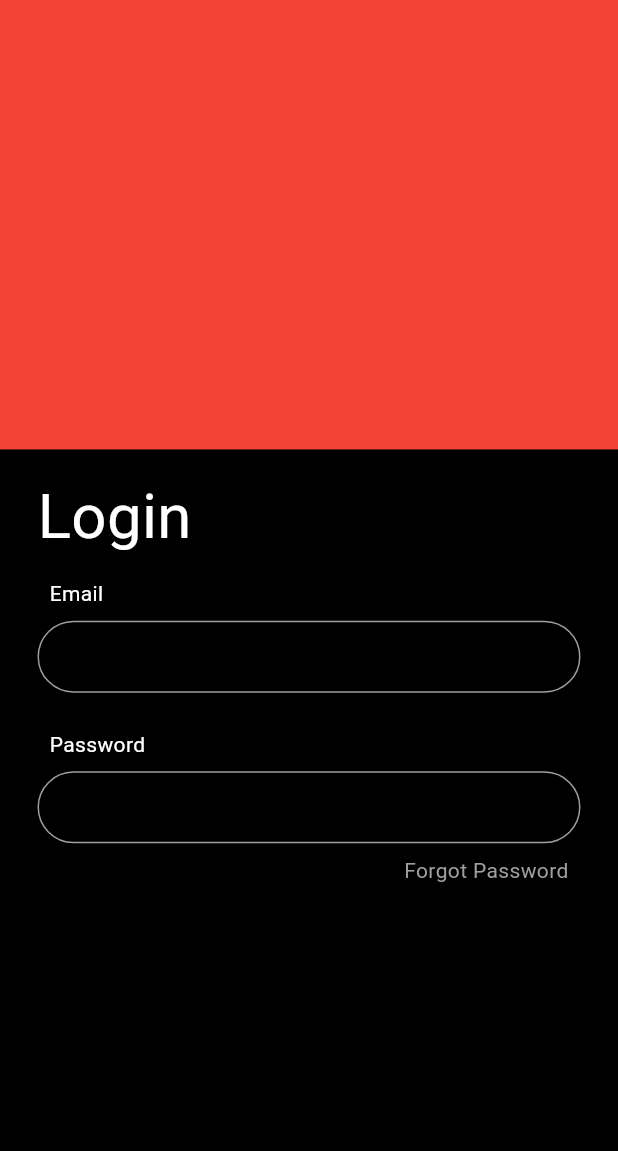
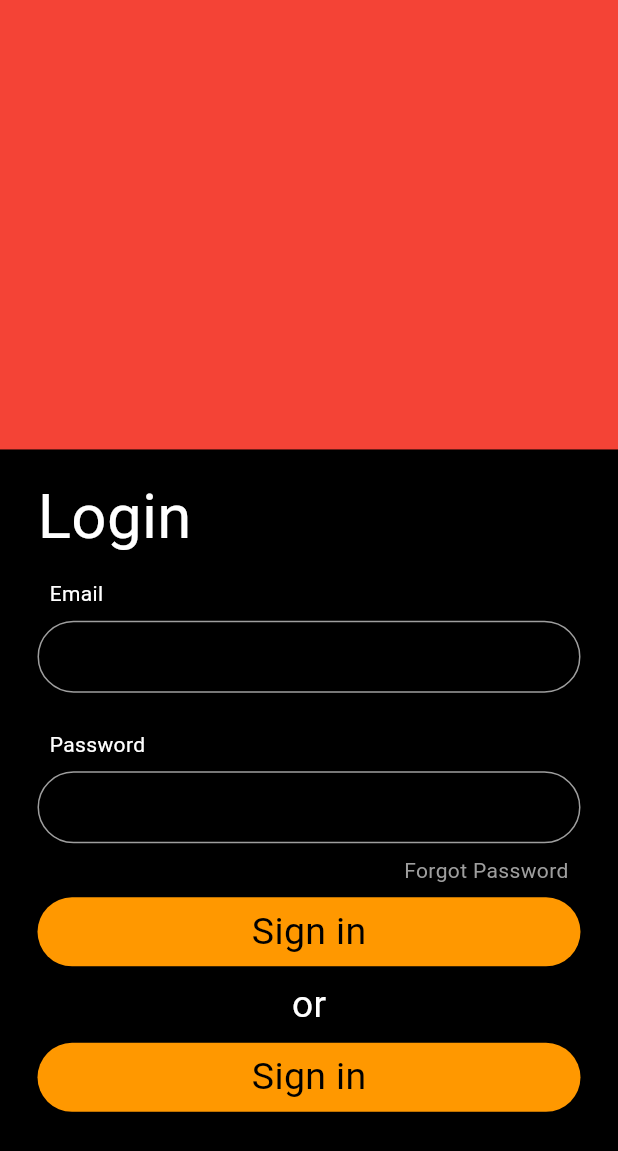
Before and after one commit to ghayurcodes/ui_design, a Flutter app: the screen it shows after launch, on a phone screen of 412 x 824 dp. Shown: the top 1151 px of the screen. Run offline on Flutter 3.47's test engine with Material 3 defaults, Android fonts, the phone set to English and light mode, and no system bars; our stand-ins replace blurrycontainer, carousel_slider, google_fonts, google_nav_bar, line_icons, loading_indicator and 1 more; missing offline and left inert: swipeable_tile.

Commit message:
Update project2.dart

```diff
--- a/lib/login-signup-ui/project2.dart
+++ b/lib/login-signup-ui/project2.dart
@@ -68,6 +68,19 @@ class login extends StatelessWidget {
                               ),
                             ),
                           ),
+                          custom_button("Sign in",Colors.orange),
+                          Padding(
+                            padding: const EdgeInsets.all(8.0),
+                            child: Align(
+                              alignment: Alignment.center,
+                              child: Text(
+                                'or',
+                                style: TextStyle(color: Colors.white,fontSize: _width*0.06),
+
+                              ),
+                            ),
+                          ),
+                          custom_button("Sign in",Colors.orange),
 
 
                         ],
@@ -112,3 +125,20 @@ custom_feild() {
     maxLines: 1,
   );
 }
+
+
+custom_button(String txt,var color){
+  return Container(
+    padding: EdgeInsets.symmetric(vertical: 5),
+    width: double.maxFinite,
+
+    child: Center(child: Text(txt,style: TextStyle(
+      color: Colors.black,
+      fontSize: 25
+    ),)),
+    decoration: BoxDecoration(
+      color: color,
+      borderRadius: BorderRadius.circular(25)
+    ),
+  );
+}
```
